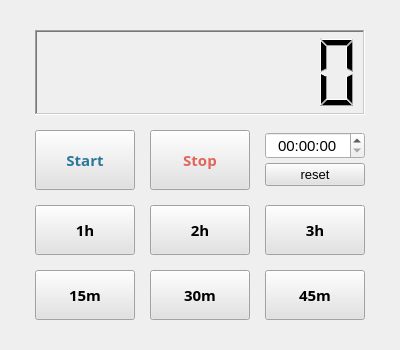
Qt form src/st.ui (Han-Dong-Jin/shutdown-timer) before a commit.
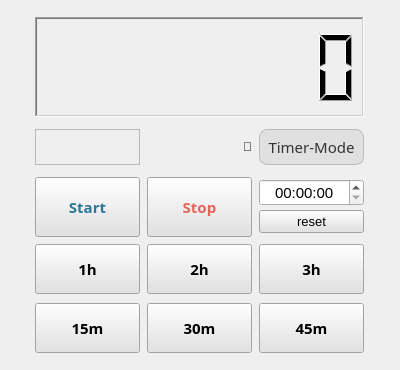
The same form after that commit.

Commit message: add timer-mode

Patch:
```diff
--- a/src/st.ui
+++ b/src/st.ui
@@ -7,11 +7,11 @@
     <x>0</x>
     <y>0</y>
     <width>400</width>
-    <height>350</height>
+    <height>370</height>
    </rect>
   </property>
   <property name="sizePolicy">
-   <sizepolicy hsizetype="Fixed" vsizetype="Fixed">
+   <sizepolicy hsizetype="Preferred" vsizetype="Preferred">
     <horstretch>0</horstretch>
     <verstretch>0</verstretch>
    </sizepolicy>
@@ -19,13 +19,13 @@
   <property name="minimumSize">
    <size>
     <width>400</width>
-    <height>350</height>
+    <height>130</height>
    </size>
   </property>
   <property name="maximumSize">
    <size>
     <width>400</width>
-    <height>350</height>
+    <height>370</height>
    </size>
   </property>
   <property name="windowTitle">
@@ -33,21 +33,54 @@
   </property>
   <layout class="QGridLayout" name="gridLayout_5">
    <property name="leftMargin">
-    <number>30</number>
+    <number>10</number>
    </property>
    <property name="topMargin">
-    <number>30</number>
+    <number>10</number>
    </property>
    <property name="rightMargin">
-    <number>30</number>
+    <number>10</number>
    </property>
    <property name="bottomMargin">
-    <number>30</number>
+    <number>10</number>
+   </property>
+   <item row="0" column="0">
+    <widget class="QFrame" name="frame">
+     <property name="minimumSize">
+      <size>
+       <width>0</width>
+       <height>350</height>
+      </size>
+     </property>
+     <property name="frameShape">
+      <enum>QFrame::NoFrame</enum>
+     </property>
+     <property name="frameShadow">
+      <enum>QFrame::Plain</enum>
+     </property>
+     <property name="lineWidth">
+      <number>0</number>
+     </property>
+     <layout class="QGridLayout" name="gridLayout_2">
+      <property name="leftMargin">
+       <number>0</number>
+      </property>
+      <property name="topMargin">
+       <number>0</number>
+      </property>
+      <property name="rightMargin">
+       <number>0</number>
+      </property>
+      <property name="bottomMargin">
+       <number>0</number>
    </property>
    <item row="0" column="0">
     <layout class="QVBoxLayout" name="verticalLayout">
      <property name="spacing">
-      <number>15</number>
+         <number>7</number>
+        </property>
+        <property name="sizeConstraint">
+         <enum>QLayout::SetDefaultConstraint</enum>
      </property>
      <item>
       <widget class="QLCDNumber" name="lcdNumber">
@@ -57,6 +90,12 @@
          <verstretch>0</verstretch>
         </sizepolicy>
        </property>
+          <property name="minimumSize">
+           <size>
+            <width>0</width>
+            <height>80</height>
+           </size>
+          </property>
        <property name="maximumSize">
         <size>
          <width>16777215</width>
@@ -90,7 +129,120 @@
       </widget>
      </item>
      <item>
+         <spacer name="verticalSpacer_2">
+          <property name="orientation">
+           <enum>Qt::Vertical</enum>
+          </property>
+          <property name="sizeType">
+           <enum>QSizePolicy::Fixed</enum>
+          </property>
+          <property name="sizeHint" stdset="0">
+           <size>
+            <width>20</width>
+            <height>5</height>
+           </size>
+          </property>
+         </spacer>
+        </item>
+        <item>
+         <layout class="QHBoxLayout" name="horizontalLayout" stretch="0,0,0">
+          <property name="spacing">
+           <number>7</number>
+          </property>
+          <property name="sizeConstraint">
+           <enum>QLayout::SetDefaultConstraint</enum>
+          </property>
+          <item>
+           <widget class="QFrame" name="frame_2">
+            <property name="frameShape">
+             <enum>QFrame::StyledPanel</enum>
+            </property>
+            <property name="frameShadow">
+             <enum>QFrame::Raised</enum>
+            </property>
+           </widget>
+          </item>
+          <item>
+           <widget class="QLabel" name="label">
+            <property name="toolTip">
+             <string>Green: ON, Red: Off</string>
+            </property>
+            <property name="text">
+             <string>🔴</string>
+            </property>
+            <property name="alignment">
+             <set>Qt::AlignRight|Qt::AlignTrailing|Qt::AlignVCenter</set>
+            </property>
+           </widget>
+          </item>
+          <item>
+           <widget class="QPushButton" name="pushButton_5">
+            <property name="font">
+             <font>
+              <family>나눔스퀘어_ac</family>
+              <pointsize>11</pointsize>
+             </font>
+            </property>
+            <property name="cursor">
+             <cursorShape>PointingHandCursor</cursorShape>
+            </property>
+            <property name="styleSheet">
+             <string notr="true">QPushButton {
+    background-color: #e0e0e0;
+    color: #333;
+    border-radius: 8px;
+    padding: 6px;
+    border: 1px solid #bbb;
+    text-align: center;
+}
+
+QPushButton:pressed {
+    background-color: #1565c0;
+    color: white;
+}</string>
+            </property>
+            <property name="text">
+             <string>Timer-Mode</string>
+            </property>
+            <property name="checkable">
+             <bool>true</bool>
+            </property>
+           </widget>
+          </item>
+         </layout>
+        </item>
+        <item>
+         <spacer name="verticalSpacer">
+          <property name="orientation">
+           <enum>Qt::Vertical</enum>
+          </property>
+          <property name="sizeType">
+           <enum>QSizePolicy::Fixed</enum>
+          </property>
+          <property name="sizeHint" stdset="0">
+           <size>
+            <width>20</width>
+            <height>5</height>
+           </size>
+          </property>
+         </spacer>
+        </item>
+        <item>
+         <layout class="QVBoxLayout" name="verticalLayout_2">
+          <item>
       <layout class="QGridLayout" name="gridLayout">
+            <property name="leftMargin">
+             <number>0</number>
+            </property>
+            <property name="topMargin">
+             <number>0</number>
+            </property>
+            <property name="rightMargin">
+             <number>0</number>
+            </property>
+            <property name="bottomMargin">
+             <number>0</number>
+            </property>
        <item row="0" column="0">
         <widget class="QPushButton" name="pushButton_9">
          <property name="minimumSize">
@@ -101,7 +253,7 @@
          </property>
          <property name="maximumSize">
           <size>
-           <width>100</width>
+                <width>105</width>
            <height>16777215</height>
           </size>
          </property>
@@ -134,50 +286,6 @@
          </property>
         </widget>
        </item>
-       <item row="0" column="1">
-        <widget class="QPushButton" name="pushButton_10">
-         <property name="minimumSize">
-          <size>
-           <width>0</width>
-           <height>60</height>
-          </size>
-         </property>
-         <property name="maximumSize">
-          <size>
-           <width>100</width>
-           <height>16777215</height>
-          </size>
-         </property>
-         <property name="font">
-          <font>
-           <family>나눔스퀘어_ac Bold</family>
-           <pointsize>11</pointsize>
-           <weight>75</weight>
-           <bold>true</bold>
-          </font>
-         </property>
-         <property name="autoFillBackground">
-          <bool>false</bool>
-         </property>
-         <property name="styleSheet">
-          <string notr="true">background-color: rgb(226, 226, 226);
-color: rgb(226, 101, 89);
-</string>
-         </property>
-         <property name="text">
-          <string>Stop</string>
-         </property>
-         <property name="autoDefault">
-          <bool>false</bool>
-         </property>
-         <property name="default">
-          <bool>false</bool>
-         </property>
-         <property name="flat">
-          <bool>false</bool>
-         </property>
-        </widget>
-       </item>
        <item row="0" column="2">
         <layout class="QVBoxLayout" name="verticalLayout_3">
          <property name="spacing">
@@ -185,9 +293,21 @@
          </property>
          <item>
           <widget class="QTimeEdit" name="timeEdit">
-           <property name="maximumSize">
+                <property name="sizePolicy">
+                 <sizepolicy hsizetype="Preferred" vsizetype="Fixed">
+                  <horstretch>0</horstretch>
+                  <verstretch>0</verstretch>
+                 </sizepolicy>
+                </property>
+                <property name="minimumSize">
             <size>
              <width>100</width>
+                  <height>0</height>
+                 </size>
+                </property>
+                <property name="maximumSize">
+                 <size>
+                  <width>105</width>
              <height>16777215</height>
             </size>
            </property>
@@ -200,10 +320,19 @@
            <property name="alignment">
             <set>Qt::AlignCenter</set>
            </property>
+                <property name="displayFormat">
+                 <string>HH:mm:ss</string>
+                </property>
           </widget>
          </item>
          <item>
           <widget class="QPushButton" name="pushButton_2">
+                <property name="maximumSize">
+                 <size>
+                  <width>105</width>
+                  <height>16777215</height>
+                 </size>
+                </property>
            <property name="font">
             <font>
              <family>Arial</family>
@@ -218,14 +347,79 @@
            <property name="text">
             <string>reset</string>
            </property>
+                <property name="autoDefault">
+                 <bool>false</bool>
+                </property>
           </widget>
          </item>
         </layout>
        </item>
+            <item row="0" column="1">
+             <widget class="QPushButton" name="pushButton_10">
+              <property name="minimumSize">
+               <size>
+                <width>0</width>
+                <height>60</height>
+               </size>
+              </property>
+              <property name="maximumSize">
+               <size>
+                <width>105</width>
+                <height>16777215</height>
+               </size>
+              </property>
+              <property name="font">
+               <font>
+                <family>나눔스퀘어_ac Bold</family>
+                <pointsize>11</pointsize>
+                <weight>75</weight>
+                <bold>true</bold>
+               </font>
+              </property>
+              <property name="cursor">
+               <cursorShape>PointingHandCursor</cursorShape>
+              </property>
+              <property name="autoFillBackground">
+               <bool>false</bool>
+              </property>
+              <property name="styleSheet">
+               <string notr="true">background-color: rgb(226, 226, 226);
+color: rgb(226, 101, 89);
+</string>
+              </property>
+              <property name="text">
+               <string>Stop</string>
+              </property>
+              <property name="autoDefault">
+               <bool>false</bool>
+              </property>
+              <property name="default">
+               <bool>false</bool>
+              </property>
+              <property name="flat">
+               <bool>false</bool>
+              </property>
+             </widget>
+            </item>
       </layout>
      </item>
      <item>
       <layout class="QGridLayout" name="gridLayout_4">
+            <property name="leftMargin">
+             <number>0</number>
+            </property>
+            <property name="topMargin">
+             <number>0</number>
+            </property>
+            <property name="rightMargin">
+             <number>0</number>
+            </property>
+            <property name="bottomMargin">
+             <number>0</number>
+            </property>
+            <property name="verticalSpacing">
+             <number>9</number>
+            </property>
        <item row="1" column="1">
         <widget class="QPushButton" name="pushButton_7">
          <property name="minimumSize">
@@ -234,6 +428,12 @@
            <height>50</height>
           </size>
          </property>
+              <property name="maximumSize">
+               <size>
+                <width>105</width>
+                <height>16777215</height>
+               </size>
+              </property>
          <property name="font">
           <font>
            <family>나눔스퀘어_ac Bold</family>
@@ -272,7 +472,7 @@
          </property>
          <property name="maximumSize">
           <size>
-           <width>100</width>
+                <width>105</width>
            <height>16777215</height>
           </size>
          </property>
@@ -312,6 +512,12 @@
            <height>50</height>
           </size>
          </property>
+              <property name="maximumSize">
+               <size>
+                <width>105</width>
+                <height>16777215</height>
+               </size>
+              </property>
          <property name="font">
           <font>
            <family>나눔스퀘어_ac Bold</family>
@@ -348,6 +554,12 @@
            <height>50</height>
           </size>
          </property>
+              <property name="maximumSize">
+               <size>
+                <width>105</width>
+                <height>16777215</height>
+               </size>
+              </property>
          <property name="font">
           <font>
            <family>나눔스퀘어_ac Bold</family>
@@ -386,7 +598,7 @@
          </property>
          <property name="maximumSize">
           <size>
-           <width>100</width>
+                <width>105</width>
            <height>16777215</height>
           </size>
          </property>
@@ -428,7 +640,7 @@
          </property>
          <property name="maximumSize">
           <size>
-           <width>100</width>
+                <width>105</width>
            <height>16777215</height>
           </size>
          </property>
@@ -449,6 +661,12 @@
          <property name="text">
           <string>3h</string>
          </property>
+              <property name="checkable">
+               <bool>false</bool>
+              </property>
+              <property name="checked">
+               <bool>false</bool>
+              </property>
          <property name="autoDefault">
           <bool>false</bool>
          </property>
@@ -463,6 +681,11 @@
       </layout>
      </item>
     </layout>
+        </item>
+       </layout>
+      </item>
+     </layout>
+    </widget>
    </item>
   </layout>
  </widget>
```
Left out of the diff: 24 changed lines with no effect on the pictures. Lines whose indentation alone changed are shown as unchanged. The commit also changes 13 other files.
